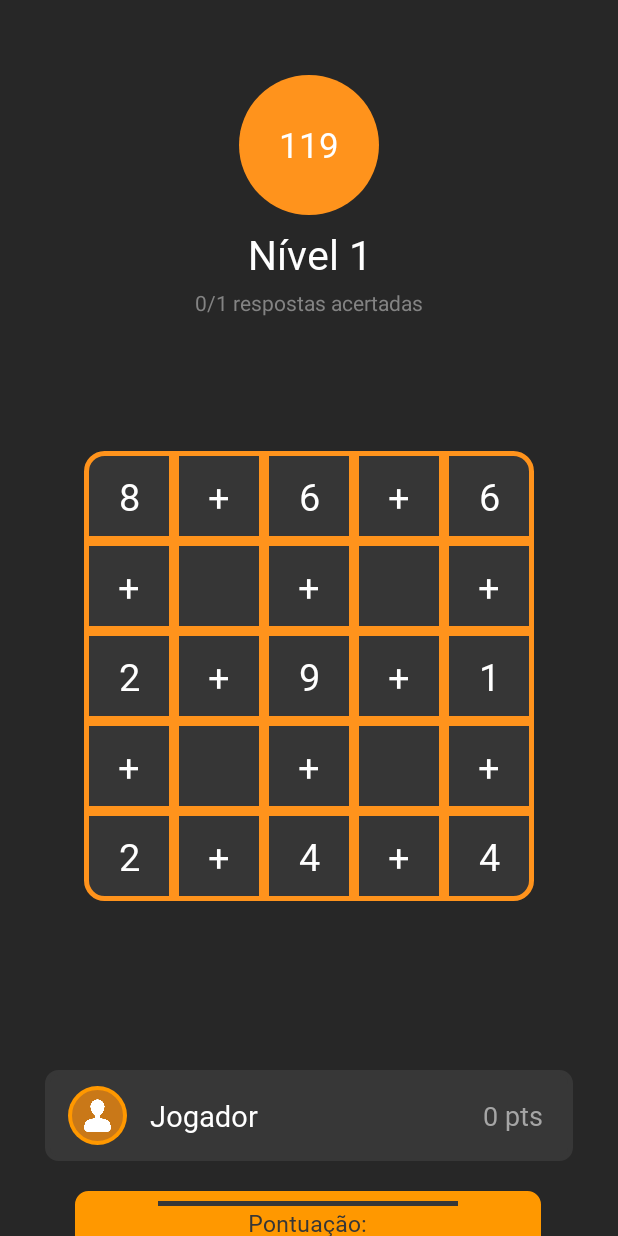
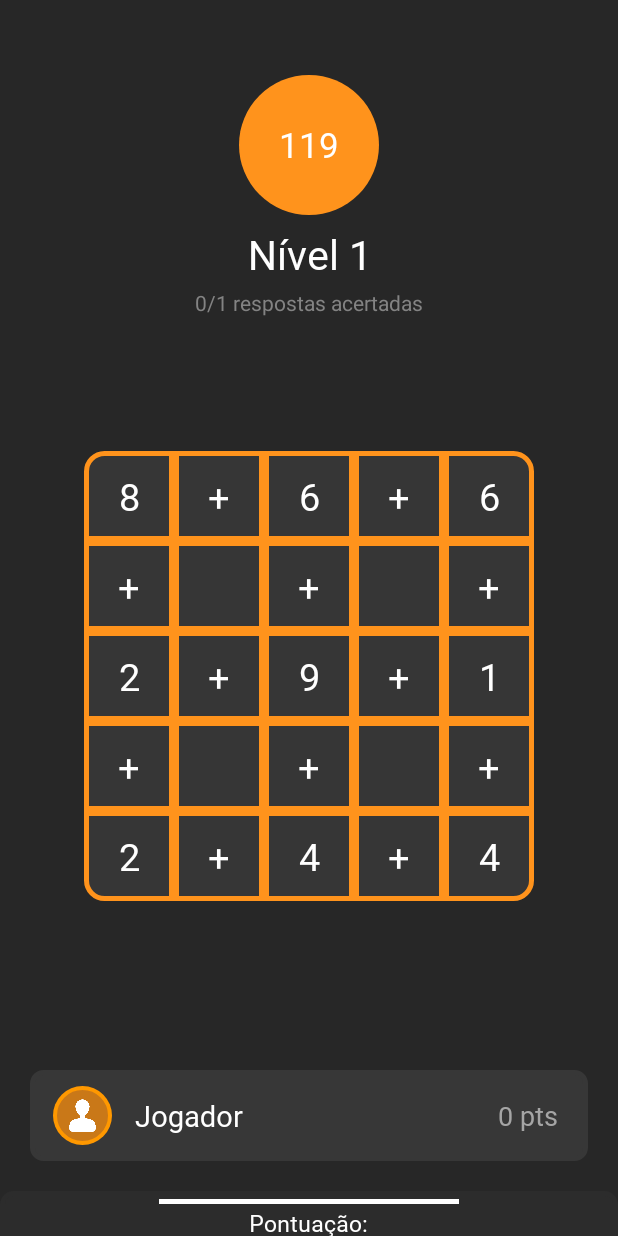
Before and after one commit to Asuryu/AMOV1, an Android app: the GameActivity screen opened directly, with no data from a screen before it, on a phone screen of 412 x 824 dp. Run offline under Robolectric (Android 15) with nearby library versions, the light colour scheme and no system bars.

Commit message:
BottomSheet Almost done
Check slide conflict between scrollview and bottomsheet

```diff
--- a/app/src/main/java/pt/isec/amov/tp1/GameActivity.kt
+++ b/app/src/main/java/pt/isec/amov/tp1/GameActivity.kt
@@ -450,20 +450,24 @@ class GameActivity : AppCompatActivity(){
         }
 
         val frameLayout = findViewById<FrameLayout>(R.id.bottom_sheet)
-        val bottomSheetBehavior = BottomSheetBehavior.from(frameLayout)
-        bottomSheetBehavior.state = BottomSheetBehavior.STATE_HIDDEN
+        val linearLayout = findViewById<LinearLayout>(R.id.bottom_sheet_layout)
 
-        // Add textviews to the bottom sheet
+        for(i in 0 until 20){
+            addCard(linearLayout,i, 0, 0, 0) //TODO: change to real values
+        }
+    }
 
-        for(i in 0..4){
-            val textView = TextView(this)
-            textView.text = "Hello World! $i"
-            textView.textSize = 30f
-            textView.gravity = Gravity.CENTER
-            textView.setTextColor(Color.parseColor("#000000"))
-            textView.setBackgroundColor(Color.parseColor("#FFFFFF"))
-            textView.layoutParams = LinearLayout.LayoutParams(LinearLayout.LayoutParams.MATCH_PARENT, LinearLayout.LayoutParams.WRAP_CONTENT)
-        }
+    private fun addCard(linearLayout: LinearLayout?, i: Int, points: Int, level: Int, time: Int) {
+        val player_card = layoutInflater.inflate(R.layout.player_card, null)
+        val cardText = player_card.findViewById<TextView>(R.id.player_name_ingame)
+        val cardPoints = player_card.findViewById<TextView>(R.id.points_card)
+        val cardLevel = player_card.findViewById<TextView>(R.id.level_card)
+        val cardTime = player_card.findViewById<TextView>(R.id.time_card)
+        cardPoints.text = getString(R.string.points_card, points)
+        cardLevel.text = getString(R.string.level_card, level)
+        cardTime.text = getString(R.string.time_card, time)
+        cardText.text = getString(R.string.jogadorMp, i)
+        linearLayout?.addView(player_card)
     }
 
     override fun onSaveInstanceState(outState: Bundle) {
--- a/app/src/main/res/layout/activity_game.xml
+++ b/app/src/main/res/layout/activity_game.xml
@@ -6,9 +6,7 @@
     android:layout_height="match_parent"
     android:background="@color/white"
     android:backgroundTintMode="src_in"
-    android:paddingLeft="20dp"
     android:paddingTop="20dp"
-    android:paddingRight="20dp"
     android:paddingBottom="0dp"
     tools:context=".GameActivity">
 
@@ -16,8 +14,8 @@
         android:id="@+id/linearLayout2"
         android:layout_width="0dp"
         android:layout_height="wrap_content"
-        android:layout_marginStart="10dp"
-        android:layout_marginEnd="10dp"
+        android:layout_marginStart="20dp"
+        android:layout_marginEnd="20dp"
         android:layout_marginBottom="50dp"
         android:background="@drawable/rounded_box"
         android:backgroundTint="#373737"
@@ -533,12 +531,9 @@
     <androidx.coordinatorlayout.widget.CoordinatorLayout
         android:id="@+id/coordinatorLayout"
         android:layout_width="match_parent"
-        android:layout_height="500dp"
-        android:layout_marginStart="20dp"
-        android:layout_marginEnd="21dp"
+        android:layout_height="600dp"
         app:layout_constraintBottom_toBottomOf="parent"
-        app:layout_constraintEnd_toEndOf="parent"
-        app:layout_constraintStart_toStartOf="parent">
+        tools:layout_editor_absoluteX="20dp">
 
         <FrameLayout
             android:id="@+id/bottom_sheet"
@@ -546,25 +541,25 @@
             android:layout_width="match_parent"
             android:layout_height="match_parent"
             android:layout_gravity="bottom"
-            android:layout_margin="10dp"
+            android:layout_marginTop="10dp"
+            android:layout_marginBottom="10dp"
             android:background="@drawable/rounded_box"
-            android:backgroundTint="#FF9800"
-            android:padding="5dp"
+            android:backgroundTint="#FA2C2C2C"
+            android:paddingTop="5dp"
             android:scaleType="centerCrop"
             app:behavior_peekHeight="40dp"
             app:layout_behavior="com.google.android.material.bottomsheet.BottomSheetBehavior"
             app:shapeAppearanceOverlay="@style/roundimageview"
-            app:strokeColor="#FF9800"
-            app:strokeWidth="5dp">
+            app:strokeColor="#FF9800">
 
             <com.google.android.material.divider.MaterialDivider
                 android:layout_width="200dp"
                 android:layout_height="wrap_content"
                 android:layout_gravity="center_horizontal"
-                android:layout_marginTop="1dp"
-                android:layout_marginBottom="10dp"
-                app:dividerColor="#373737"
-                app:dividerThickness="3dp" />
+                android:paddingTop="1dp"
+                android:paddingBottom="10dp"
+                app:dividerColor="@color/white"
+                app:dividerThickness="3dp"/>
 
             <TextView
                 android:id="@+id/scoreboard"
@@ -572,13 +567,28 @@
                 android:layout_height="wrap_content"
                 android:layout_gravity="center_horizontal"
                 android:layout_marginTop="5dp"
+                android:layout_marginBottom="10dp"
                 android:fontFamily="@font/adneue_bold"
                 android:text="@string/pontuacao"
-                android:textColor="#373737"
+                android:textColor="@color/white"
                 android:textSize="15sp" />
 
+            <ScrollView
+                android:layout_width="match_parent"
+                android:layout_height="match_parent"
+                android:paddingTop="10dp"
+                android:layout_marginTop="30dp"
+                android:scrollbars="vertical">
+
+                <LinearLayout
+                    android:id="@+id/bottom_sheet_layout"
+                    android:layout_width="match_parent"
+                    android:layout_height="match_parent"
+                    android:orientation="vertical"
+                    android:backgroundTintMode="screen">
+
+                </LinearLayout>
+            </ScrollView>
         </FrameLayout>
-
     </androidx.coordinatorlayout.widget.CoordinatorLayout>
-
 </androidx.constraintlayout.widget.ConstraintLayout>
--- a/app/src/main/res/values/strings.xml
+++ b/app/src/main/res/values/strings.xml
@@ -10,6 +10,9 @@
     <string name="salvar">Salvar</string>
     <string name="edit_paragraph">Nesta página poderás editar as tuas informações de jogador</string>
     <string name="points_placeholder">%1$d pts</string>
+    <string name="points_card">Pontos: %1$d</string>
+    <string name="level_card">Nível: %1$d</string>
+    <string name="time_card">Tempo: %1$d</string>
     <string name="nivel_placeholder">Nível %1$d</string>
     <string name="exit_dialog_title">Sair</string>
     <string name="exit_dialog_message">Queres mesmo sair do jogo?</string>
```
Also changed, not shown: app/src/main/res/layout/player_card.xml (added, +118 -0 lines), 1 other file.
